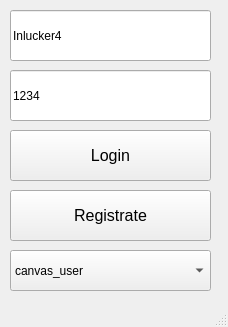
First picture: the form in LandcapeGenVer1/BaseWindow.ui, repository Inlucker/LandscapeTest, before the edit.
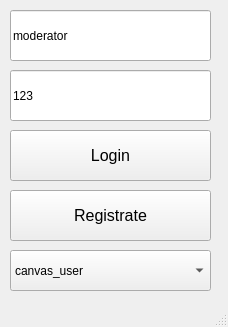
Second picture: the form after the edit.

Diff of the .ui file:
```diff
--- a/LandcapeGenVer1/BaseWindow.ui
+++ b/LandcapeGenVer1/BaseWindow.ui
@@ -42,7 +42,7 @@
      </rect>
     </property>
     <property name="text">
-     <string>1234</string>
+     <string>123</string>
     </property>
    </widget>
    <widget class="QLineEdit" name="login_lineEdit">
@@ -55,7 +55,7 @@
      </rect>
     </property>
     <property name="text">
-     <string>Inlucker4</string>
+     <string>moderator</string>
     </property>
    </widget>
    <widget class="QPushButton" name="registrate_btn">
```
